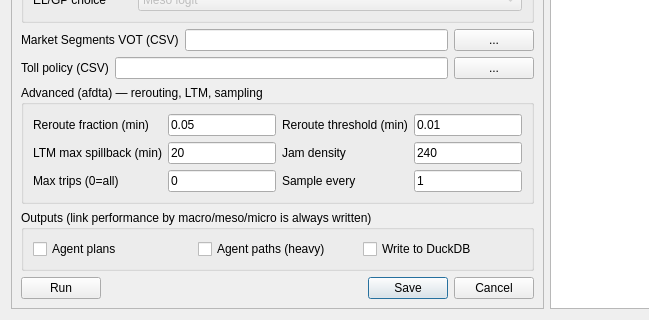
Old version of the form ui/hydra.ui in the repository TSMv6/tsm_panel; both pictures show x 0 to 649 and y 354 to 674 of the 940 by 674 pixel window.
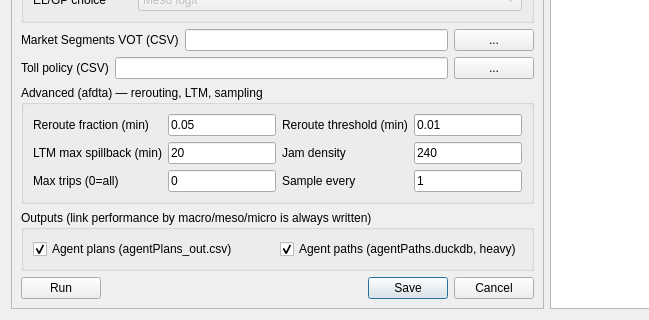
New version of the form.

The edit to the form file:
```diff
--- a/ui/hydra.ui
+++ b/ui/hydra.ui
@@ -378,7 +378,10 @@
          <item row="0" column="0">
           <widget class="QCheckBox" name="checkBox_AgentPlans">
            <property name="text">
-            <string>Agent plans</string>
+            <string>Agent plans (agentPlans_out.csv)</string>
+           </property>
+           <property name="checked">
+            <bool>true</bool>
            </property>
           </widget>
          </item>
@@ -388,17 +391,10 @@
             <string>Full per-agent paths (large output).</string>
            </property>
            <property name="text">
-            <string>Agent paths (heavy)</string>
+            <string>Agent paths (agentPaths.duckdb, heavy)</string>
            </property>
-          </widget>
-         </item>
-         <item row="0" column="2">
-          <widget class="QCheckBox" name="checkBox_DuckDB">
-           <property name="toolTip">
-            <string>Write agent results to DuckDB instead of CSV.</string>
-           </property>
-           <property name="text">
-            <string>Write to DuckDB</string>
+           <property name="checked">
+            <bool>true</bool>
            </property>
           </widget>
          </item>
```
Left out of the diff: 5 changed lines with no effect on the pictures.
